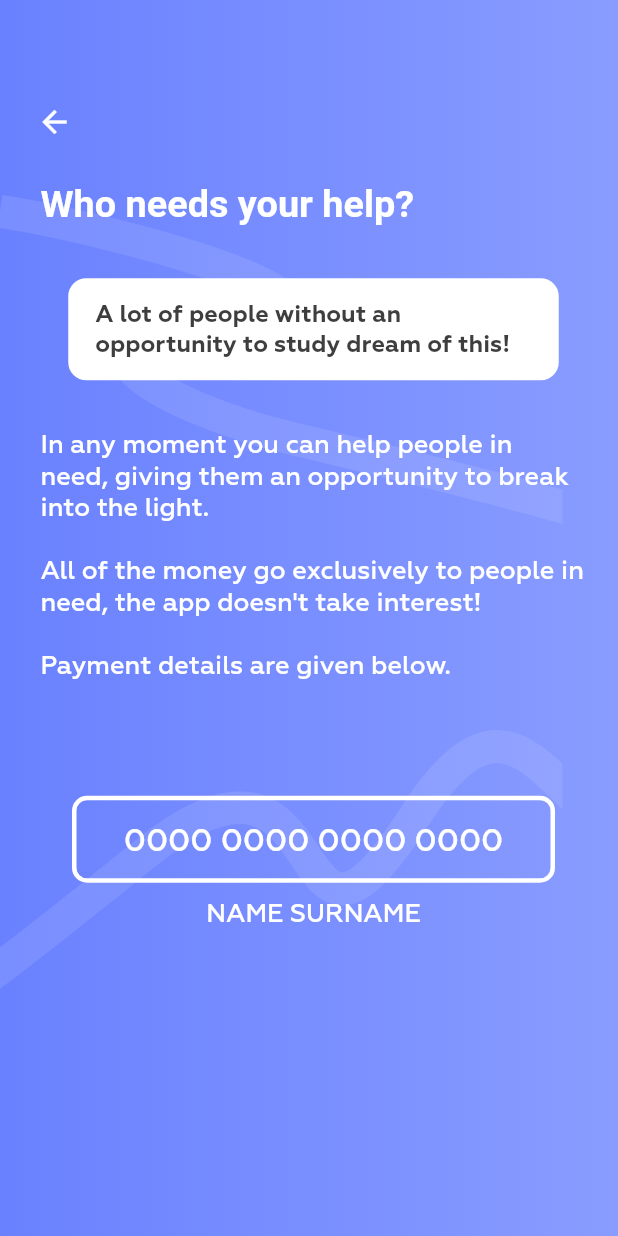
After one commit to ssendamevil/etiquette, a Flutter app: the CharityPage screen opened directly, on a phone screen of 412 x 824 dp. The commit adds this screen. Run offline on Flutter 3.47's test engine with Material 2 defaults, Android fonts, the phone set to English and light mode, and no system bars; our stand-ins replace bloc, chewie, dio, equatable, flutter_bloc, flutter_svg and 4 more; missing offline and left inert: fresh, fresh_dio; accounts and stored records are empty; Roboto replaces fonts that are missing (RF Dewi); statements that could not run were skipped.

Commit message:
Charity, employer and video fix

```diff
--- a/lib/app/app_initializer.dart
+++ b/lib/app/app_initializer.dart
@@ -30,7 +30,7 @@ class AppInitializer {
     BaseOptions options = BaseOptions(
       baseUrl: _host,
       connectTimeout: 5000,
-      receiveTimeout: 5000,
+      receiveTimeout: 10000,
     );
 
     final dio = Dio(options);
--- a/lib/app/components/lesson_card.dart
+++ b/lib/app/components/lesson_card.dart
@@ -64,7 +64,7 @@ class LessonCard extends StatelessWidget {
                       ),
                     ],
                   ),
-                  (!lesson.isComplete!)
+                  (!lesson.isFavourite!)
                       ? SvgPicture.asset('assets/star.svg')
                       : SvgPicture.asset('assets/star_marked.svg'),
                 ],
--- /dev/null
+++ b/lib/app/page/charity_page.dart
@@ -0,0 +1,153 @@
+import 'package:flutter/material.dart';
+import 'package:flutter_svg/svg.dart';
+
+class CharityPage extends StatelessWidget{
+  const CharityPage({Key? key}) : super(key: key);
+
+  @override
+  Widget build(BuildContext context) {
+    return Container(
+      decoration: const BoxDecoration(
+        gradient: LinearGradient(
+          colors: [
+            Color(0xFF6A81FF),
+            Color(0xFF899CFF),
+          ],
+        ),
+      ),
+      child: Scaffold(
+        backgroundColor: Colors.transparent,
+        body: Stack(
+          children: [
+            Column(
+              children: [
+                const SizedBox(height: 130),
+                SvgPicture.asset('assets/charity_line_1.svg'),
+                const SizedBox(height: 100),
+                SvgPicture.asset('assets/charity_line_2.svg'),
+              ],
+            ),
+            Padding(
+              padding: const EdgeInsets.only(
+                top: 69.25,
+                left: 24.25,
+                right: 21,
+              ),
+              child: Column(
+                children: [
+                  Row(
+                    mainAxisAlignment: MainAxisAlignment.start,
+                    children: [
+                      InkWell(
+                        onTap: () => Navigator.of(context).pop(),
+                        child: const Icon(Icons.arrow_back, color: Colors.white),
+                      ),
+                    ],
+                  ),
+                  const SizedBox(height: 28.25),
+                  Padding(
+                    padding: const EdgeInsets.only(left: 2.75),
+                    child: Column(
+                      children: [
+                        const Align(
+                          alignment: Alignment.centerLeft,
+                          child: Text(
+                            'Who needs your help?',
+                            style:  TextStyle(
+                              color: Colors.white,
+                              fontFamily: 'RF Dewi',
+                              fontSize: 25.22,
+                              fontWeight: FontWeight.w700,
+                            ),
+                          ),
+                        ),
+                        const SizedBox(height: 34),
+                        SizedBox(
+                          width: 327,
+                          height: 68,
+                          child: Container(
+                            padding: const EdgeInsets.symmetric(
+                              horizontal: 18,
+                              vertical: 15,
+                            ),
+                            decoration: BoxDecoration(
+                              borderRadius: BorderRadius.circular(12),
+                              color: Colors.white,
+                            ),
+                            child: const Text(
+                              'A lot of people without an opportunity to study dream of this!',
+                              style: TextStyle(
+                                color: Color(0xFF3E3E3E),
+                                fontFamily: 'Geometria',
+                                fontSize: 15.78,
+                                fontWeight: FontWeight.w700,
+                              ),
+                            ),
+                          ),
+                        ),
+                        const SizedBox(height: 33.83),
+                        const Text(
+                          'In any moment you can help people in need, giving them an opportunity to break into the light.\n\n'
+                              'All of the money go exclusively to people in need, the app doesn\'t take interest!\n\n'
+                              'Payment details are given below.',
+                          style: TextStyle(
+                            color: Colors.white,
+                            fontFamily: 'Geometria',
+                            fontSize: 17,
+                            fontWeight: FontWeight.w500,
+                          ),
+                        ),
+                        const SizedBox(height: 75.17),
+                        SizedBox(
+                          width: 322,
+                          height: 58,
+                          //TODO: add blurry border
+                          child: Container(
+                            padding: const EdgeInsets.symmetric(
+                              vertical: 15.09,
+                            ),
+                            decoration: BoxDecoration(
+                              borderRadius: BorderRadius.circular(10),
+                              color: Colors.transparent,
+                              border: Border.all(
+                                color: Colors.white,
+                                width: 3,
+                              ),
+                            ),
+                            child: const Text(
+                              '0000 0000 0000 0000',
+                              textAlign: TextAlign.center,
+                              style: TextStyle(
+                                color: Colors.white,
+                                fontFamily: 'Geometria',
+                                fontSize: 20.96,
+                                fontWeight: FontWeight.w500,
+                              ),
+                            ),
+                          ),
+                        ),
+                        const SizedBox(height: 11),
+                        const Center(
+                          child: Text(
+                            'NAME SURNAME',
+                            style: TextStyle(
+                              color: Colors.white,
+                              fontFamily: 'Geometria',
+                              fontSize: 17,
+                              fontWeight: FontWeight.w500,
+                            ),
+                          ),
+                        ),
+                      ],
+                    ),
+                  ),
+                ],
+              ),
+            ),
+          ],
+        ),
+      ),
+    );
+  }
+
+}
--- a/lib/data/db/hives.dart
+++ b/lib/data/db/hives.dart
@@ -14,4 +14,5 @@ class Hives {
   static const String keyUserId = 'userId';
   static const String keyPositionType = 'positionType';
   static const String keyPositionId = 'positionId';
+  static const String keyCharityShow = 'charityShow';
 }
```
Also changed, not shown: lib/app/components/charity_dialog.dart (added, +169 -0 lines), lib/app/components/employer_module_card.dart (added, +113 -0 lines), lib/app/components/learning_content.dart (+31 -12 lines), lib/app/page/lesson_page.dart (+45 -15 lines), lib/app/page/quiz_page.dart (+17 -6 lines), lib/data/db/box_helper.dart (+8 -0 lines), assets/charity.svg (added), assets/charity_line_1.svg (added), assets/charity_line_2.svg (added), assets/module_line_1.svg (added), assets/module_line_2.svg (added), assets/module_line_3.svg (added), assets/module_line_4.svg (added), pubspec.lock.
